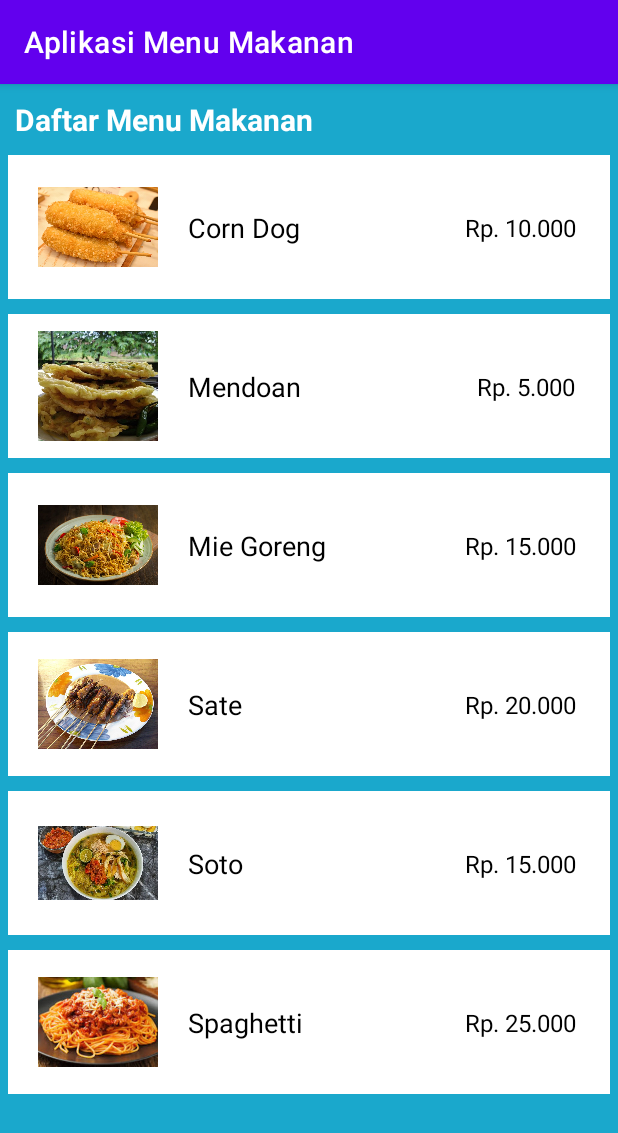
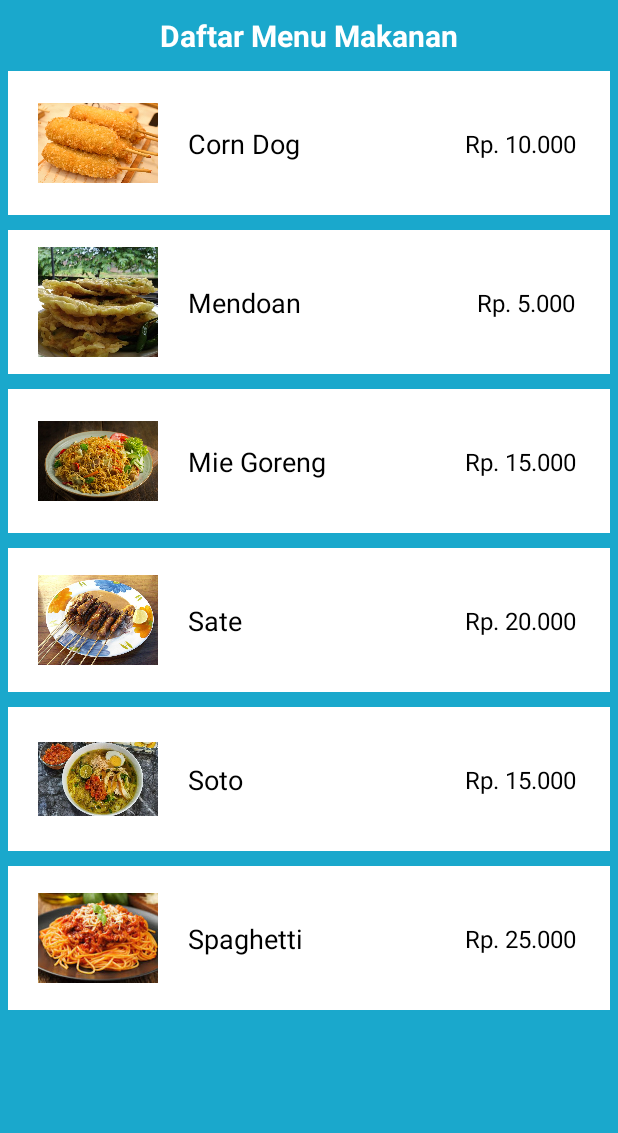
Before and after one commit to zamysyah/Aplikasi-Menu-Makanan, an Android app: the screen it shows after launch (MainActivity), on a phone screen of 412 x 824 dp. Shown: the top 1133 px of the screen. Run offline under Robolectric (Android 15) with nearby library versions, the phone set to English and light mode, and no system bars.

Commit message:
first commit

```diff
--- a/app/src/main/java/com/almas27/aplikasimenumakanan/MainActivity.java
+++ b/app/src/main/java/com/almas27/aplikasimenumakanan/MainActivity.java
@@ -55,5 +55,4 @@ public class MainActivity extends AppCompatActivity {
                 R.drawable.spaghetti));
     }
 
-
 }
--- a/app/src/main/res/layout/activity_main.xml
+++ b/app/src/main/res/layout/activity_main.xml
@@ -14,6 +14,7 @@
         android:layout_height="wrap_content"
         android:padding="10dp"
         android:text="Daftar Menu Makanan"
+        android:textAlignment="center"
         android:textColor="#FFFFFF"
         android:textSize="20sp"
         android:textStyle="bold" />
--- a/app/src/main/res/values/colors.xml
+++ b/app/src/main/res/values/colors.xml
@@ -2,7 +2,7 @@
 <resources>
     <color name="purple_200">#FFBB86FC</color>
     <color name="purple_500">#FF6200EE</color>
-    <color name="purple_700">#FF3700B3</color>
+    <color name="purple_700">#1AA8CC</color>
     <color name="teal_200">#FF03DAC5</color>
     <color name="teal_700">#FF018786</color>
     <color name="black">#FF000000</color>
--- a/app/src/main/res/values/themes.xml
+++ b/app/src/main/res/values/themes.xml
@@ -1,6 +1,6 @@
 <resources xmlns:tools="http://schemas.android.com/tools">
     <!-- Base application theme. -->
-    <style name="Theme.AplikasiMenuMakanan" parent="Theme.MaterialComponents.DayNight.DarkActionBar">
+    <style name="Theme.AplikasiMenuMakanan" parent="Theme.MaterialComponents.DayNight.NoActionBar">
         <!-- Primary brand color. -->
         <item name="colorPrimary">@color/purple_500</item>
         <item name="colorPrimaryVariant">@color/purple_700</item>
```
